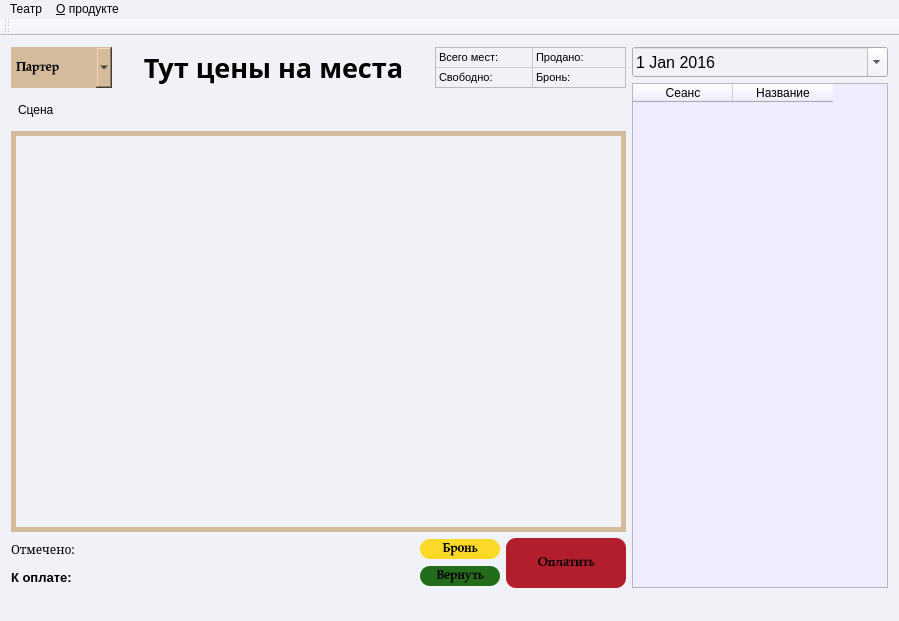
Qt form VTeatre/mainwindow.ui (sashaserg/Cursovaya) before a commit.
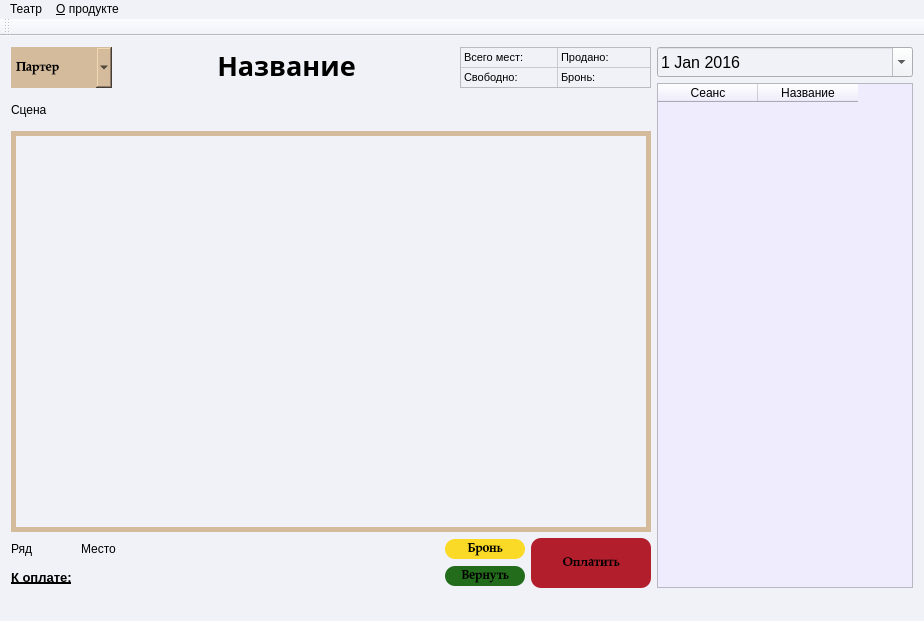
The same form after that commit.

Patch:
```diff
--- a/VTeatre/mainwindow.ui
+++ b/VTeatre/mainwindow.ui
@@ -6,7 +6,7 @@
    <rect>
     <x>0</x>
     <y>0</y>
-    <width>899</width>
+    <width>924</width>
     <height>620</height>
    </rect>
   </property>
@@ -110,10 +110,10 @@
            </font>
           </property>
           <property name="text">
-           <string>Тут цены на места</string>
+           <string>Название</string>
           </property>
           <property name="alignment">
-           <set>Qt::AlignCenter</set>
+           <set>Qt::AlignHCenter|Qt::AlignTop</set>
           </property>
          </widget>
         </item>
@@ -286,24 +286,17 @@
       </item>
       <item row="1" column="0">
        <layout class="QHBoxLayout" name="horizontalLayout_4">
-        <item>
-         <spacer name="horizontalSpacer_2">
-          <property name="orientation">
-           <enum>Qt::Horizontal</enum>
-          </property>
-          <property name="sizeHint" stdset="0">
-           <size>
-            <width>13</width>
-            <height>17</height>
-           </size>
-          </property>
-         </spacer>
-        </item>
         <item>
          <widget class="QLabel" name="label_2">
+          <property name="sizePolicy">
+           <sizepolicy hsizetype="Expanding" vsizetype="Preferred">
+            <horstretch>0</horstretch>
+            <verstretch>0</verstretch>
+           </sizepolicy>
+          </property>
           <property name="minimumSize">
            <size>
-            <width>601</width>
+            <width>639</width>
             <height>31</height>
            </size>
           </property>
@@ -312,19 +305,6 @@
           </property>
          </widget>
         </item>
-        <item>
-         <spacer name="horizontalSpacer_3">
-          <property name="orientation">
-           <enum>Qt::Horizontal</enum>
-          </property>
-          <property name="sizeHint" stdset="0">
-           <size>
-            <width>13</width>
-            <height>17</height>
-           </size>
-          </property>
-         </spacer>
-        </item>
        </layout>
       </item>
       <item row="2" column="0">
@@ -395,27 +375,38 @@
        </widget>
       </item>
       <item row="3" column="0">
-       <layout class="QHBoxLayout" name="horizontalLayout_2">
+       <layout class="QHBoxLayout" name="horizontalLayout_5">
         <item>
          <layout class="QVBoxLayout" name="verticalLayout_2">
           <item>
-           <widget class="QLabel" name="label">
-            <property name="minimumSize">
-             <size>
-              <width>160</width>
-              <height>22</height>
-             </size>
-            </property>
-            <property name="font">
-             <font>
-              <family>MS Serif</family>
-              <pointsize>9</pointsize>
-             </font>
-            </property>
-            <property name="text">
-             <string>Отмечено:</string>
-            </property>
-           </widget>
+           <layout class="QHBoxLayout" name="horizontalLayout_2">
+            <item>
+             <widget class="QLabel" name="label">
+              <property name="minimumSize">
+               <size>
+                <width>50</width>
+                <height>20</height>
+               </size>
+              </property>
+              <property name="text">
+               <string>Ряд</string>
+              </property>
+             </widget>
+            </item>
+            <item>
+             <widget class="QLabel" name="label_5">
+              <property name="minimumSize">
+               <size>
+                <width>90</width>
+                <height>0</height>
+               </size>
+              </property>
+              <property name="text">
+               <string>Место</string>
+              </property>
+             </widget>
+            </item>
+           </layout>
           </item>
           <item>
            <widget class="QLabel" name="label_3">
@@ -431,6 +422,7 @@
               <pointsize>10</pointsize>
               <weight>75</weight>
               <bold>true</bold>
+              <underline>true</underline>
              </font>
             </property>
             <property name="text">
@@ -567,7 +559,7 @@
     <rect>
      <x>0</x>
      <y>0</y>
-     <width>899</width>
+     <width>924</width>
      <height>21</height>
     </rect>
    </property>
```
